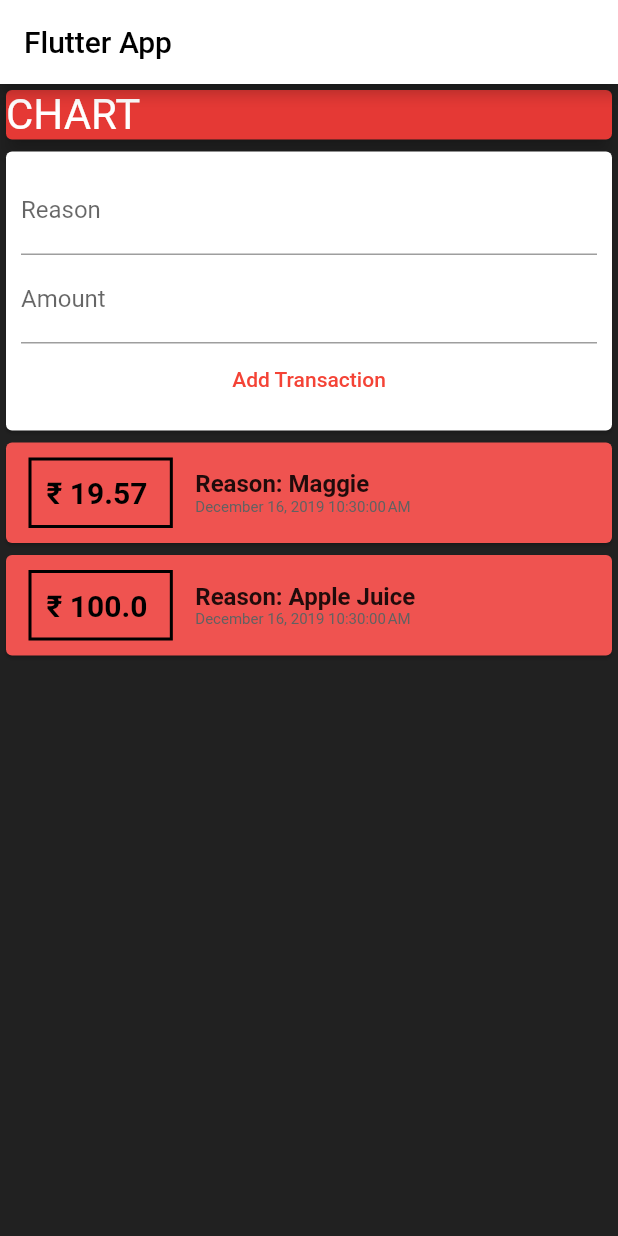
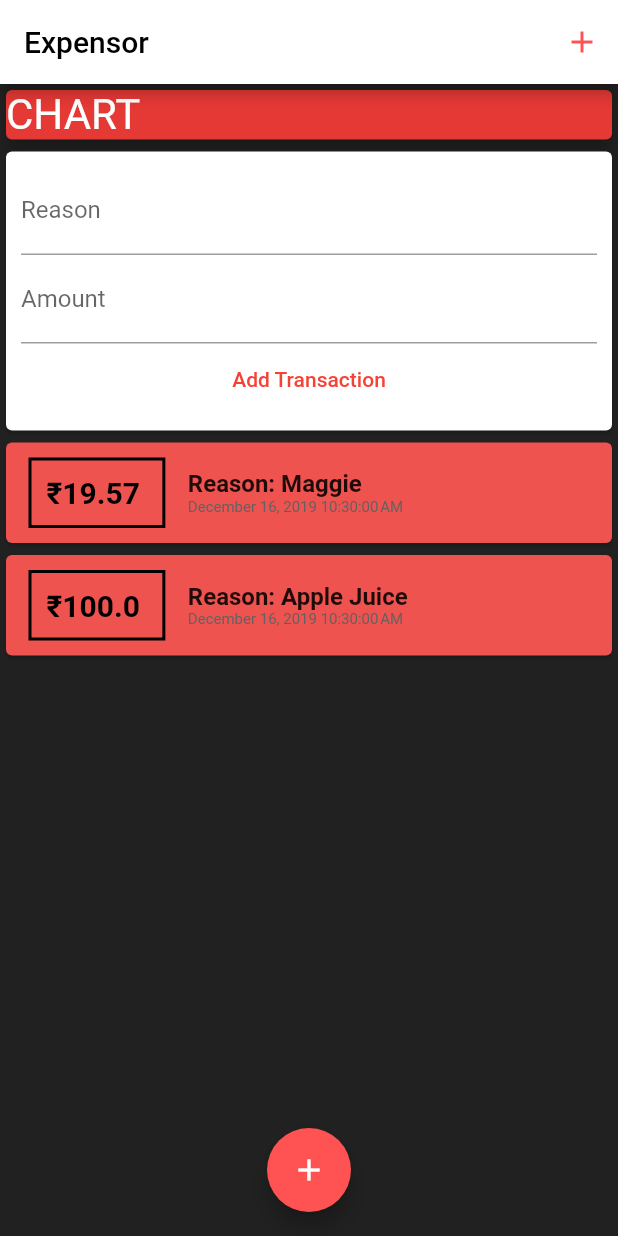
Before and after one commit to Ansinha02/expense_planner, a Flutter app: the screen it shows after launch, after a tap on "Add Transaction", on a phone screen of 412 x 824 dp. Run offline on Flutter 3.47's test engine with Material 2 defaults, Android fonts, the phone set to English and light mode, and no system bars.

Commit message:
First Version with add button not working

```diff
--- a/lib/main.dart
+++ b/lib/main.dart
@@ -1,7 +1,6 @@
 import 'package:flutter/material.dart';
-import 'package:intl/intl.dart';
 
-import './transaction.dart';
+import './widgets/user_transaction.dart';
 
 void main() => runApp(MyApp());
 
@@ -16,27 +15,6 @@ class MyApp extends StatelessWidget {
 }
 
 class MyHomePage extends StatelessWidget {
-  final List<Transaction> transactions = [
-    Transaction(
-      id: 'TR001',
-      title: 'Maggie',
-      amount: 19.57,
-      date: DateTime.now(),
-    ),
-    Transaction(
-      id: 'TR002',
-      title: 'Apple Juice',
-      amount: 100.00,
-      date: DateTime.now(),
-    ),
-  ];
-
-  // String titleInput;
-  // String amountInput;
-
-  final titleController = TextEditingController();
-  final amountController = TextEditingController();
-
   @override
   Widget build(BuildContext context) {
     return Scaffold(
@@ -44,11 +22,21 @@ class MyHomePage extends StatelessWidget {
       appBar: AppBar(
         backgroundColor: Colors.white,
         title: Text(
-          "Flutter App",
+          "Expensor",
           style: TextStyle(color: Colors.black),
         ),
+        actions: <Widget>[
+          IconButton(
+            icon: Icon(
+              Icons.add,
+              color: Colors.redAccent,
             ),
-      body: Column(
+            onPressed: () {},
+          )
+        ],
+      ),
+      body: SingleChildScrollView(
+        child: Column(
           // mainAxisAlignment: MainAxisAlignment.spaceAround,
           children: [
             Container(
@@ -62,91 +50,15 @@ class MyHomePage extends StatelessWidget {
                 elevation: 5,
               ),
             ),
-          Card(
-            child: Container(
-              padding: EdgeInsets.all(10),
-              child: Column(
-                children: <Widget>[
-                  TextField(
-                    autocorrect: true,
-                    cursorColor: Colors.red,
-                    decoration: InputDecoration(labelText: 'Reason'),
-                    //This is another way to do the same thing as the below one
-                    controller: titleController,
-                    //This is one way to save data from inputField on UI to a variable
-                    //in the code
-                    // onChanged: (value) {
-                    //   titleInput = value;
-                    // },
-                  ),
-                  TextField(
-                    cursorColor: Colors.red,
-                    decoration: InputDecoration(labelText: 'Amount'),
-                    controller: amountController,
-                    // onChanged: (value) => amountInput = value ,
-                  ),
-                  FlatButton(
-                    child: Text("Add Transaction",
-                    style: TextStyle(color: Colors.red),),
-                    onPressed: () {
-                      debugPrint(titleController.text);
-                      debugPrint(amountController.text);
-                    },
-                  )
+            UserTransaction(),
           ],
         ),
       ),
-          ),
-          Column(
-            children: transactions.map((txn) {
-              return Card(
-                  color: Colors.red[400],
-                  child: Row(
-                    children: <Widget>[
-                      Container(
-                        padding: EdgeInsets.all(10),
-                        margin: EdgeInsets.symmetric(
-                          vertical: 10,
-                          horizontal: 15,
-                        ),
-                        decoration: BoxDecoration(
-                          border: Border.all(
-                            color: Colors.black,
-                            style: BorderStyle.solid,
-                            width: 2,
-                          ),
-                        ),
-                        child: Text(
-                          "₹ ${txn.amount} ",
-                          style: TextStyle(
-                            fontWeight: FontWeight.bold,
-                            fontSize: 20,
-                            color: Colors.black,
-                          ),
-                        ),
-                      ),
-                      Column(
-                        crossAxisAlignment: CrossAxisAlignment.start,
-                        children: <Widget>[
-                          Text(
-                            "Reason: " + txn.title,
-                            style: TextStyle(
-                                fontWeight: FontWeight.bold, fontSize: 16),
-                          ),
-                          Text(
-                            DateFormat().format(txn.date),
-                            style: TextStyle(
-                              fontSize: 10,
-                              color: Colors.grey[700],
-                            ),
-                          ),
-                        ],
-                      ),
-                    ],
-                  ));
-            }).toList(),
-          )
-        ],
+      floatingActionButtonLocation: FloatingActionButtonLocation.centerFloat,
+      floatingActionButton: FloatingActionButton(
+        child: Icon(Icons.add),
+        onPressed: () {},
+        backgroundColor: Colors.redAccent,
       ),
     );
   }
--- /dev/null
+++ b/lib/widgets/new_transaction.dart
@@ -0,0 +1,66 @@
+import 'package:flutter/material.dart';
+
+class NewTransaction extends StatelessWidget {
+  final Function addTransaction;
+
+  final titleController = TextEditingController();
+  final amountController = TextEditingController();
+
+  NewTransaction(this.addTransaction);
+
+  void submitData() {
+
+    final title = titleController.text;
+    final amount = double.parse(amountController.text);
+
+    if(title.isEmpty || amount <= 0){
+      return;
+    }
+
+    addTransaction(
+      txnTitle: title,
+      txnAmount: amount,
+    );
+  }
+
+  @override
+  Widget build(BuildContext context) {
+    return Card(
+      child: Container(
+        padding: EdgeInsets.all(10),
+        child: Column(
+          children: <Widget>[
+            TextField(
+              autocorrect: true,
+              cursorColor: Colors.red,
+              decoration: InputDecoration(labelText: 'Reason'),
+              //This is another way to do the same thing as the below one
+              controller: titleController,
+              onSubmitted: (_) => submitData(),
+              //This is one way to save data from inputField on UI to a variable
+              //in the code
+              // onChanged: (value) {
+              //   titleInput = value;
+              // },
+            ),
+            TextField(
+              cursorColor: Colors.red,
+              decoration: InputDecoration(labelText: 'Amount'),
+              controller: amountController,
+              keyboardType: TextInputType.numberWithOptions(decimal: true),
+              onSubmitted: (_) => submitData(),
+              // onChanged: (value) => amountInput = value ,
+            ),
+            FlatButton(
+              child: Text(
+                "Add Transaction",
+                style: TextStyle(color: Colors.red),
+              ),
+              onPressed: submitData,
+            )
+          ],
+        ),
+      ),
+    );
+  }
+}
--- /dev/null
+++ b/lib/widgets/transactions_list.dart
@@ -0,0 +1,67 @@
+import 'package:intl/intl.dart';
+import 'package:flutter/material.dart';
+
+import '../models/transaction.dart';
+
+class TransactionsList extends StatelessWidget {
+  final List<Transaction> transactions;
+
+  TransactionsList(this.transactions);
+
+  @override
+  Widget build(BuildContext context) {
+    return Container(
+      height: 500,
+      child: ListView.builder(
+        itemBuilder: (ctx, index) {
+          return Card(
+              color: Colors.red[400],
+              child: Row(
+                children: <Widget>[
+                  Container(
+                    padding: EdgeInsets.all(10),
+                    margin: EdgeInsets.symmetric(
+                      vertical: 10,
+                      horizontal: 15,
+                    ),
+                    decoration: BoxDecoration(
+                      border: Border.all(
+                        color: Colors.black,
+                        style: BorderStyle.solid,
+                        width: 2,
+                      ),
+                    ),
+                    child: Text(
+                      "₹${transactions[index].amount} ",
+                      style: TextStyle(
+                        fontWeight: FontWeight.bold,
+                        fontSize: 20,
+                        color: Colors.black,
+                      ),
+                    ),
+                  ),
+                  Column(
+                    crossAxisAlignment: CrossAxisAlignment.start,
+                    children: <Widget>[
+                      Text(
+                        "Reason: " + transactions[index].title,
+                        style: TextStyle(
+                            fontWeight: FontWeight.bold, fontSize: 16),
+                      ),
+                      Text(
+                        DateFormat().format(transactions[index].date),
+                        style: TextStyle(
+                          fontSize: 10,
+                          color: Colors.grey[700],
+                        ),
+                      ),
+                    ],
+                  ),
+                ],
+              ));
+         },
+        itemCount: transactions.length,
+      ),
+    );
+  }
+}
--- /dev/null
+++ b/lib/widgets/user_transaction.dart
@@ -0,0 +1,51 @@
+import 'package:flutter/material.dart';
+
+import './new_transaction.dart';
+import './transactions_list.dart';
+import '../models/transaction.dart';
+
+class UserTransaction extends StatefulWidget {
+  @override
+  _UserTransactionState createState() => _UserTransactionState();
+}
+
+class _UserTransactionState extends State<UserTransaction> {
+  final List<Transaction> _userTransactions = [
+    Transaction(
+      id: 'TR001',
+      title: 'Maggie',
+      amount: 19.57,
+      date: DateTime.now(),
+    ),
+    Transaction(
+      id: 'TR002',
+      title: 'Apple Juice',
+      amount: 100.00,
+      date: DateTime.now(),
+    ),
+  ];
+
+  void _addNewTransaction({String txnTitle, double txnAmount}) {
+    final newTransaction = Transaction(
+      title: txnTitle,
+      amount: txnAmount,
+      id: DateTime.now().toString(),
+      date: DateTime.now(),
+    );
+
+    setState(() {
+      _userTransactions.add(newTransaction);
+    });
+
+  }
+
+  @override
+  Widget build(BuildContext context) {
+    return Column(
+      children: <Widget>[
+        NewTransaction(_addNewTransaction),
+        TransactionsList(_userTransactions),
+      ],
+    );
+  }
+}
```
Also changed, not shown: lib/models/transaction.dart (renamed from lib/transaction.dart). Lines whose indentation alone changed are shown as unchanged.
